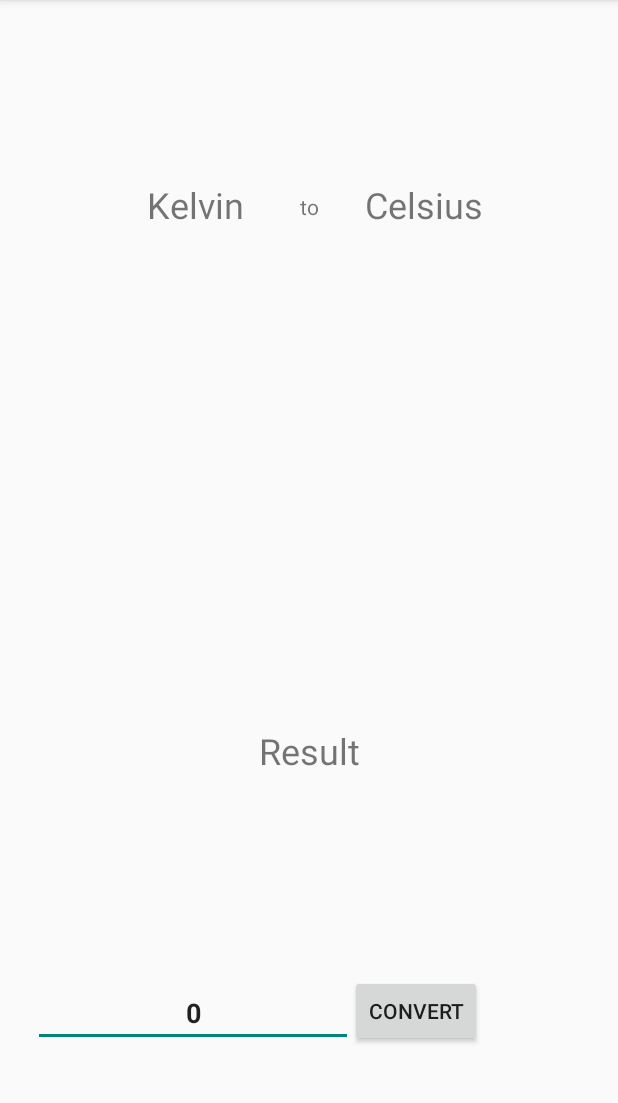
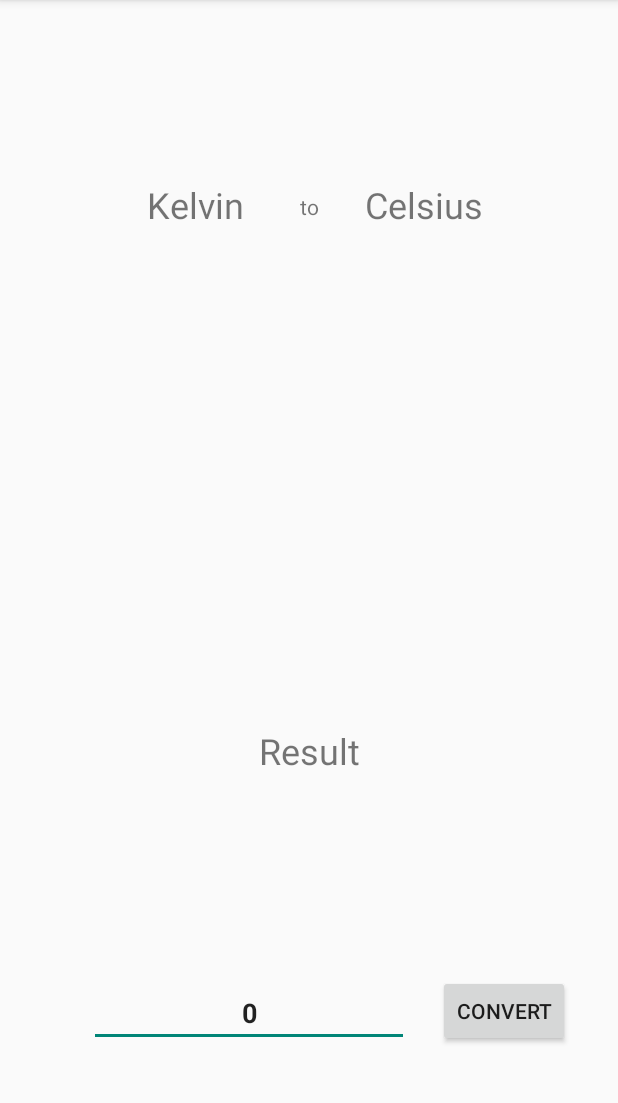
Before and after one commit to crownloyal/temper, an Android app: the screen it shows after launch (MainActivity), on a phone screen of 412 x 824 dp, the part 84-1187 px from its top. Run offline under Robolectric (Android 15) with nearby library versions, the phone set to English and light mode, and no system bars.

```diff
--- a/app/src/main/res/layout/activity_main.xml
+++ b/app/src/main/res/layout/activity_main.xml
@@ -50,6 +50,7 @@
         android:textStyle="bold"
         app:layout_constraintBottom_toBottomOf="parent"
         app:layout_constraintEnd_toStartOf="@+id/button__convert"
+        app:layout_constraintHorizontal_bias="0.7"
         app:layout_constraintStart_toStartOf="parent"
         tools:text="Enter degree" />
 
@@ -57,15 +58,12 @@
         android:id="@+id/button__convert"
         android:layout_width="wrap_content"
         android:layout_height="wrap_content"
-        android:layout_marginStart="8dp"
-        android:layout_marginEnd="64dp"
+        android:layout_marginEnd="32dp"
         android:layout_marginBottom="70dp"
         android:elevation="8dp"
         android:text="@string/button__convert"
         app:layout_constraintBottom_toBottomOf="parent"
         app:layout_constraintEnd_toEndOf="parent"
-        app:layout_constraintHorizontal_bias="0.893"
-        app:layout_constraintStart_toStartOf="parent"
         tools:text="Convert" />
 
     <TextView
```
